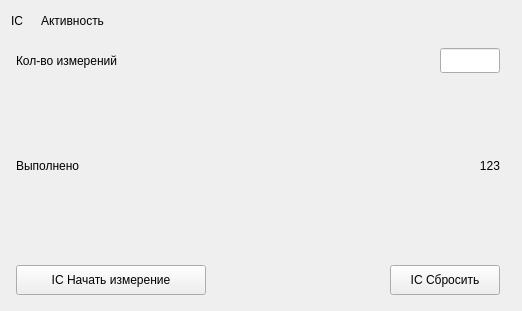
niitfa/RWELL_GUI, file RT7Chamber/src/widgets/widgetactivity.ui: the form before one commit.
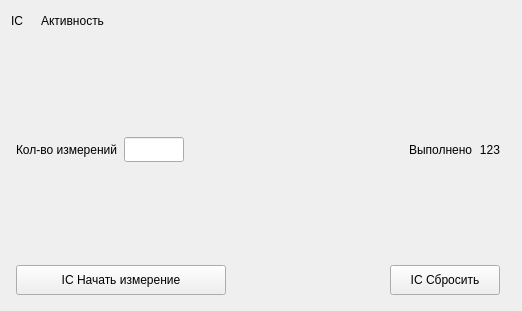
The form after the commit.

What changed in the file:
```diff
--- a/RT7Chamber/src/widgets/widgetactivity.ui
+++ b/RT7Chamber/src/widgets/widgetactivity.ui
@@ -127,19 +127,6 @@
                  </property>
                 </widget>
                </item>
-               <item>
-                <spacer name="horizontalSpacer_2">
-                 <property name="orientation">
-                  <enum>Qt::Horizontal</enum>
-                 </property>
-                 <property name="sizeHint" stdset="0">
-                  <size>
-                   <width>40</width>
-                   <height>20</height>
-                  </size>
-                 </property>
-                </spacer>
-               </item>
                <item>
                 <widget class="QLineEdit" name="lineEdit_measuresTask">
                  <property name="sizePolicy">
@@ -165,10 +152,19 @@
                  </property>
                 </widget>
                </item>
-              </layout>
-             </item>
-             <item>
-              <layout class="QHBoxLayout" name="horizontalLayout_3">
+               <item>
+                <spacer name="horizontalSpacer_2">
+                 <property name="orientation">
+                  <enum>Qt::Horizontal</enum>
+                 </property>
+                 <property name="sizeHint" stdset="0">
+                  <size>
+                   <width>40</width>
+                   <height>20</height>
+                  </size>
+                 </property>
+                </spacer>
+               </item>
                <item>
                 <widget class="QLabel" name="label_measuresCompleted">
                  <property name="text">
@@ -176,19 +172,6 @@
                  </property>
                 </widget>
                </item>
-               <item>
-                <spacer name="horizontalSpacer_3">
-                 <property name="orientation">
-                  <enum>Qt::Horizontal</enum>
-                 </property>
-                 <property name="sizeHint" stdset="0">
-                  <size>
-                   <width>40</width>
-                   <height>20</height>
-                  </size>
-                 </property>
-                </spacer>
-               </item>
                <item>
                 <widget class="QLabel" name="label_measuresNum">
                  <property name="text">
@@ -229,13 +212,13 @@
                  </property>
                  <property name="minimumSize">
                   <size>
-                   <width>190</width>
+                   <width>210</width>
                    <height>30</height>
                   </size>
                  </property>
                  <property name="maximumSize">
                   <size>
-                   <width>190</width>
+                   <width>210</width>
                    <height>30</height>
                   </size>
                  </property>
```
